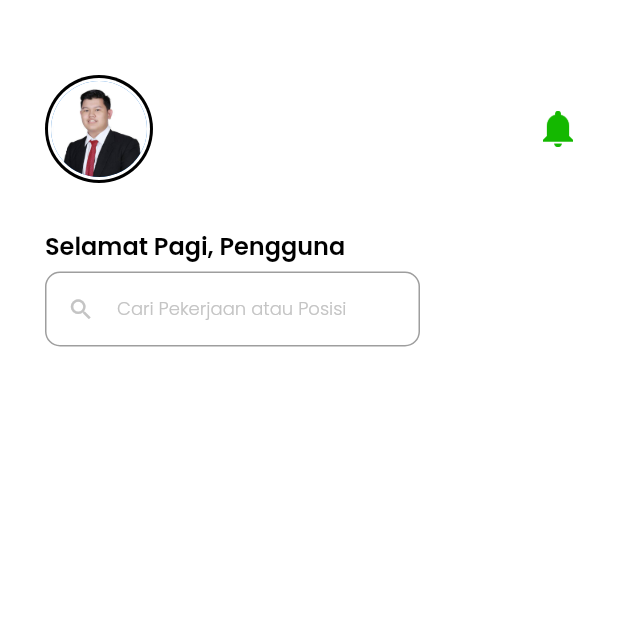
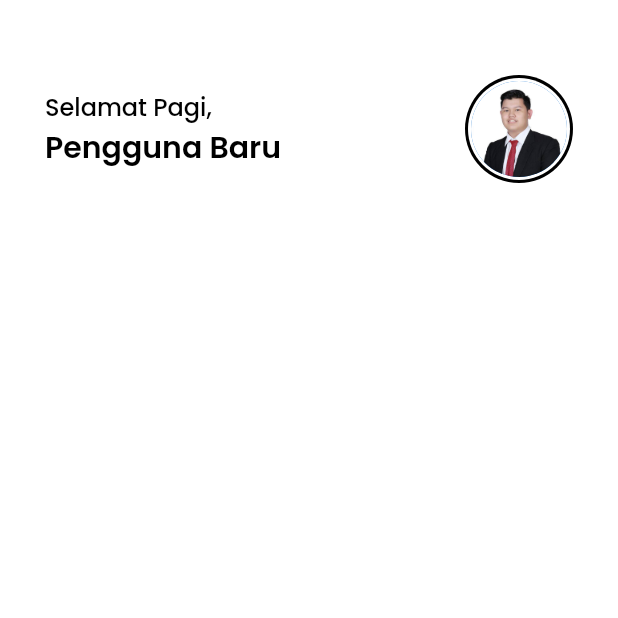
Before and after one commit to HarunNurahman/ghawe, a Flutter app: the HomePage screen opened directly, on a phone screen of 412 x 824 dp, the top half of it. Run offline on Flutter 3.47's test engine with Material 2 defaults, Android fonts, the phone set to English and light mode, and no system bars; our stand-ins replace get, google_fonts, introduction_screen.

Commit message:
Header Revision on Home Page

```diff
--- a/lib/pages/home_page.dart
+++ b/lib/pages/home_page.dart
@@ -2,9 +2,7 @@ import 'package:flutter/material.dart';
 import 'package:ghawe/shared/style.dart';
 
 class HomePage extends StatelessWidget {
-  HomePage({Key? key}) : super(key: key);
-
-  final TextEditingController _searchController = TextEditingController();
+  const HomePage({Key? key}) : super(key: key);
 
   String greeting() {
     var hour = DateTime.now().hour;
@@ -19,11 +17,38 @@ class HomePage extends StatelessWidget {
 
   @override
   Widget build(BuildContext context) {
+    // greeting message widget
+    Widget _greeting() {
+      return Column(
+        crossAxisAlignment: CrossAxisAlignment.start,
+        children: [
+          Text(
+            '${greeting()},',
+            style: blackTextStyle.copyWith(
+              fontSize: 16,
+              fontWeight: medium,
+            ),
+          ),
+          // const SizedBox(height: 4),
+          Text(
+            'Pengguna Baru',
+            overflow: TextOverflow.ellipsis,
+            maxLines: 1,
+            style: blackTextStyle.copyWith(
+              fontSize: 20,
+              fontWeight: semiBold,
+            ),
+          )
+        ],
+      );
+    }
+
     // header widget
     Widget _header() {
       return Row(
         mainAxisAlignment: MainAxisAlignment.spaceBetween,
         children: [
+          _greeting(),
           // Profile Picture
           CircleAvatar(
             radius: 36,
@@ -39,76 +64,15 @@ class HomePage extends StatelessWidget {
               ),
             ),
           ),
-          // Notification
-          Image.asset(
-            'assets/icons/ic_notification.png',
-            width: 20,
-          )
         ],
       );
     }
 
+    // body content widget
     Widget _body() {
-      // greeting message widget
-      Widget _greeting() {
-        return Text(
-          '${greeting()}, Pengguna',
-          overflow: TextOverflow.ellipsis,
-          maxLines: 1,
-          style: blackTextStyle.copyWith(
-            fontSize: 16,
-            fontWeight: semiBold,
-          ),
-        );
-      }
-
-      // search bar widget
-      Widget _searchBar() {
-        return Row(
-          children: [
-            Container(
-              width: 250,
-              height: 50,
-              child: TextFormField(
-                controller: _searchController,
-                style: blackTextStyle.copyWith(
-                  fontSize: 12,
-                  decoration: TextDecoration.none,
-                ),
-                decoration: InputDecoration(
-                  prefixIcon: Icon(
-                    Icons.search,
-                    color: kGray2Color,
-                  ),
-                  prefixIconColor: kGrayColor,
-                  isDense: true,
-                  hintText: 'Cari Pekerjaan atau Posisi',
-                  hintStyle: gray2TextStyle.copyWith(
-                    fontSize: 12,
-                    fontWeight: light,
-                  ),
-                  border: OutlineInputBorder(
-                    borderRadius: BorderRadius.circular(defaultRadius),
-                    borderSide: BorderSide(color: kPrimaryColor),
-                  ),
-                  focusedBorder: OutlineInputBorder(
-                    borderRadius: BorderRadius.circular(defaultRadius),
-                    borderSide: BorderSide(color: kPrimaryColor),
-                  ),
-                ),
-              ),
-            ),
-          ],
-        );
-      }
-
       return Column(
         crossAxisAlignment: CrossAxisAlignment.start,
-        children: [
-          _greeting(),
-          const SizedBox(height: 5),
-          _searchBar(),
-        ],
+        children: [],
       );
     }
 
--- /dev/null
+++ b/lib/pages/widgets/custom_search_bar.dart
@@ -0,0 +1,44 @@
+import 'package:flutter/material.dart';
+import 'package:ghawe/shared/style.dart';
+
+class CustomSearchBar extends StatelessWidget {
+  CustomSearchBar({Key? key}) : super(key: key);
+
+  final TextEditingController _searchController = TextEditingController();
+
+  @override
+  Widget build(BuildContext context) {
+    return Container(
+      width: double.infinity,
+      height: 50,
+      child: TextFormField(
+        controller: _searchController,
+        style: blackTextStyle.copyWith(
+          fontSize: 12,
+          decoration: TextDecoration.none,
+        ),
+        decoration: InputDecoration(
+          prefixIcon: Icon(
+            Icons.search,
+            color: kGray2Color,
+          ),
+          prefixIconColor: kGrayColor,
+          isDense: true,
+          hintText: 'Cari Pekerjaan atau Posisi',
+          hintStyle: gray2TextStyle.copyWith(
+            fontSize: 12,
+            fontWeight: light,
+          ),
+          border: OutlineInputBorder(
+            borderRadius: BorderRadius.circular(defaultRadius),
+            borderSide: BorderSide(color: kPrimaryColor),
+          ),
+          focusedBorder: OutlineInputBorder(
+            borderRadius: BorderRadius.circular(defaultRadius),
+            borderSide: BorderSide(color: kPrimaryColor),
+          ),
+        ),
+      ),
+    );
+  }
+}
```
